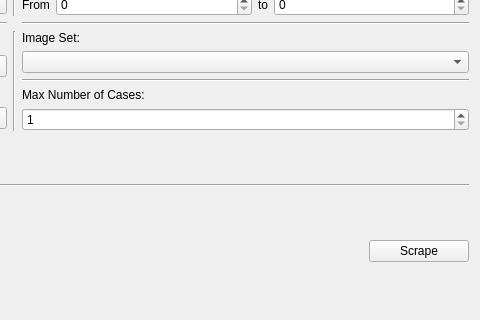
Above: src/app/ui/ScrapeMenu.ui from caden-maxwell/nhtsa-scrape before the change; both pictures show x 452 to 932 and y 273 to 593 of the 932 by 593 pixel window. Below: the same form after it.
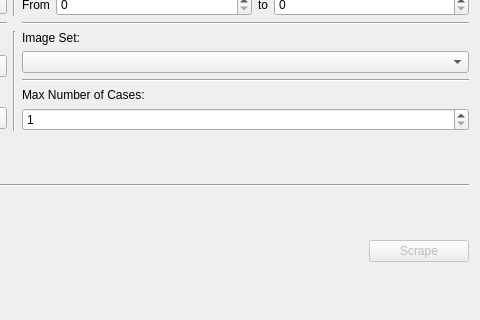
That is the form after the change.

Patch:
```diff
--- a/src/app/ui/ScrapeMenu.ui
+++ b/src/app/ui/ScrapeMenu.ui
@@ -373,6 +373,9 @@
      </item>
      <item>
       <widget class="QPushButton" name="submitBtn">
+       <property name="enabled">
+        <bool>false</bool>
+       </property>
        <property name="minimumSize">
         <size>
          <width>100</width>
```
